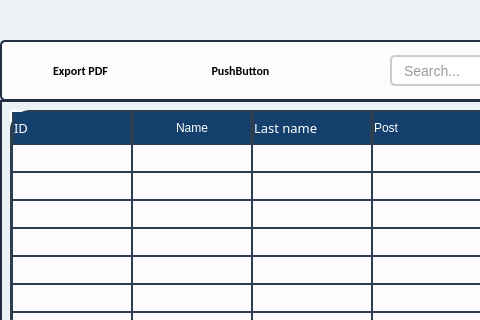
Above: employee.ui from HyperDarkmoon/TVEmpire before the change; both pictures show x 270 to 750 and y 0 to 320 of the 1294 by 657 pixel window. Below: the same form after it.
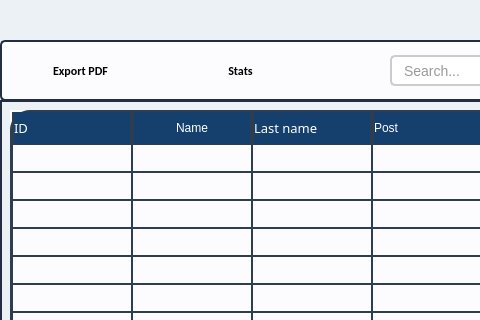
That is the form after the change. Icons and pictures are not drawn.

Patch:
```diff
--- a/employee.ui
+++ b/employee.ui
@@ -2215,7 +2215,7 @@
 }</string>
      </property>
      <property name="text">
-      <string>PushButton</string>
+      <string>Stats</string>
      </property>
      <property name="icon">
       <iconset>
```
Left out of the diff: 9 changed lines with no effect on the pictures.
